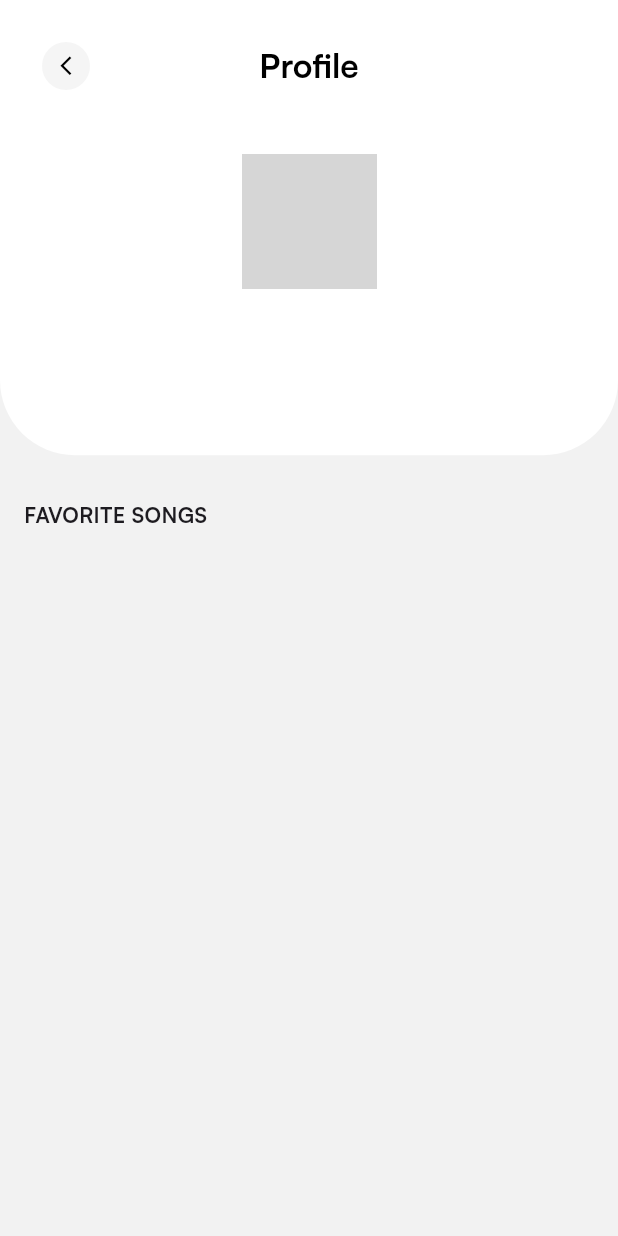
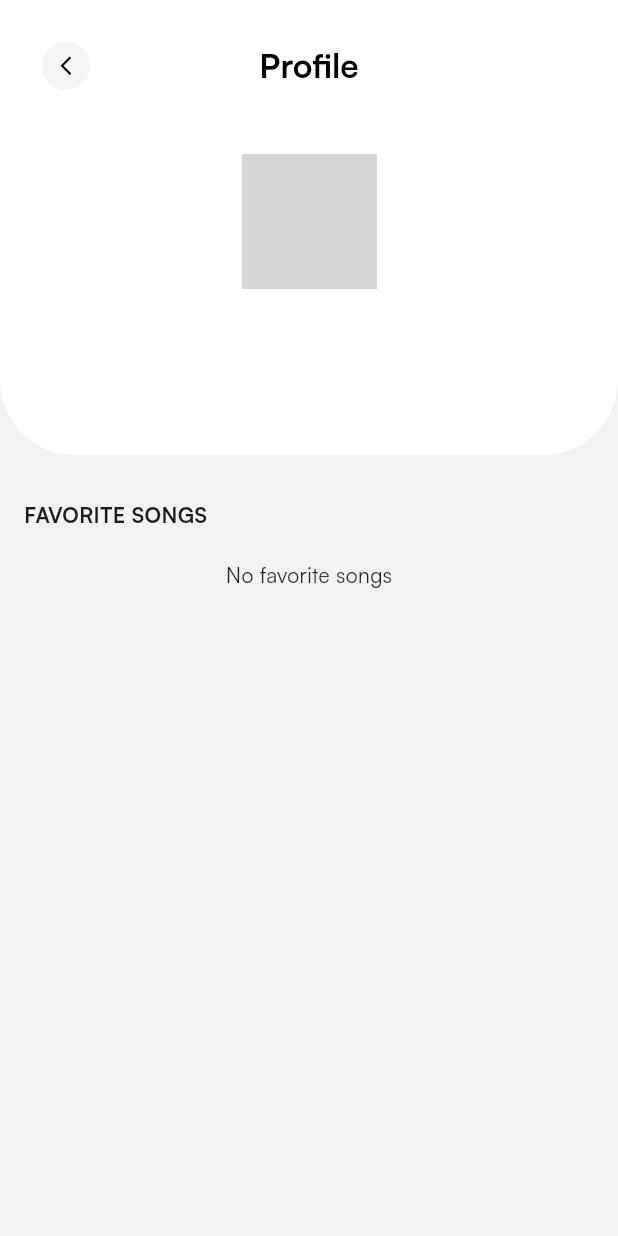
Before and after one commit to JoseAque/SpotifyClone, a Flutter app: the ProfilePage screen opened directly, on a phone screen of 412 x 824 dp. Run offline on Flutter 3.47's test engine with Material 3 defaults, Android fonts, the phone set to English and light mode, and no system bars; our stand-ins replace cloud_firestore, dartz, firebase_auth, firebase_core, flutter_bloc, flutter_svg and 3 more; missing offline and left inert: dart:html; accounts and stored records are empty; network calls fail; grey boxes are pictures that could not be loaded.

Commit message:
feat(profile): display message when no favorite songs are available

```diff
--- a/lib/presentation/profile/pages/profile.dart
+++ b/lib/presentation/profile/pages/profile.dart
@@ -119,6 +119,11 @@ class ProfilePage extends StatelessWidget {
                   return const CircularProgressIndicator();
                 }
                 if (state is FavoriteSongsLoaded) {
+                  if (state.favoriteSongs.isEmpty) {
+                    return const Center(
+                      child: Text('No favorite songs'),
+                    );
+                  }
                   return ListView.separated(
                     shrinkWrap: true,
                     physics: const NeverScrollableScrollPhysics(),
@@ -221,6 +226,7 @@ class ProfilePage extends StatelessWidget {
                     separatorBuilder: (context, index) =>
                         const SizedBox(height: 20),
                     itemCount: state.favoriteSongs.length,
+
                   );
                 }
                 if (state is FavoriteSongsFailure) {
```
